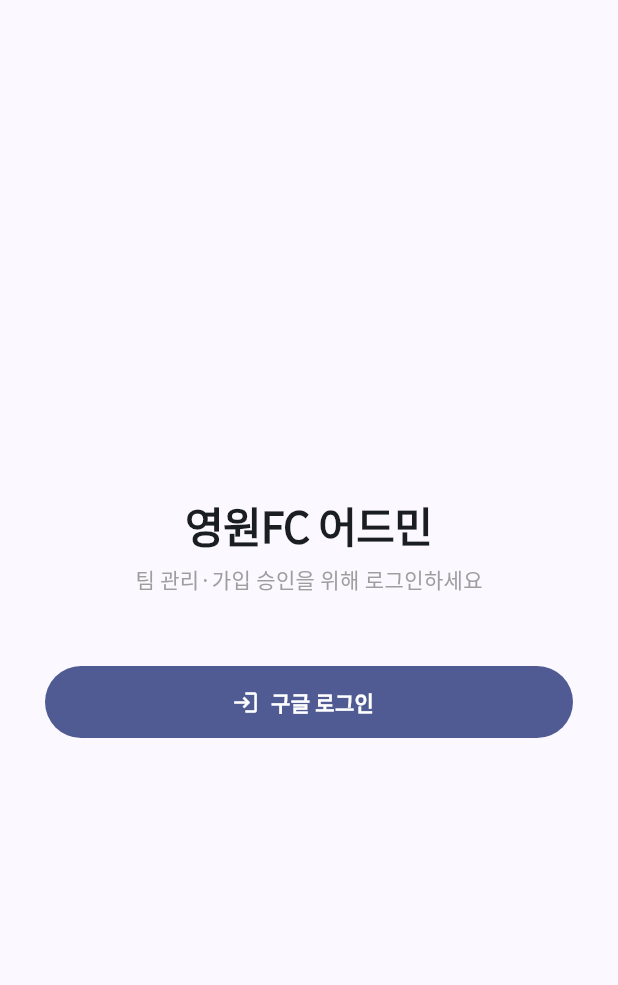
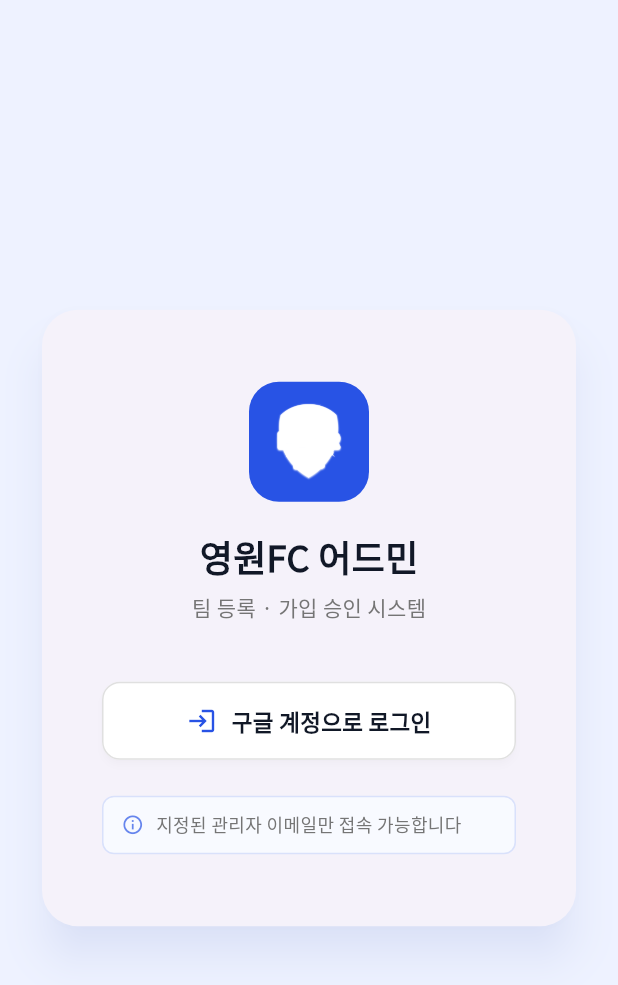
Before and after one commit to Indexnlog/dgrr, a Flutter app: the AdminLoginPage screen opened directly, on a phone screen of 412 x 824 dp. Shown: the top 985 px of the screen. Run offline on Flutter 3.47's test engine with Material 3 defaults, Android fonts, the phone set to English and light mode, and no system bars; our stand-ins replace cached_network_image, cloud_firestore, cloud_functions, connectivity_plus, firebase_auth, firebase_core and 10 more; missing offline and left inert: dart:html; accounts and stored records are empty.

Commit message:
fix: 구글 로그인 버튼 미응답 수정 및 어드민 로그인 UI 개선
- google_auth_data_source: attemptLightweightAuthentication() null 반환 시
  authenticate() 호출하지 않던 버그 수정 (캐시 없는 첫 로그인 시 팝업 안 뜨던 문제)
  authenticate()는 non-nullable 반환이므로 이후 null 체크 제거 (lint)
- admin_login_page: 로그인 페이지 UI 전면 개선
  (앱 로고·카드 레이아웃·에러 표시·안내 메시지 추가)

Co-Authored-By: Claude Sonnet 4.6 <noreply@anthropic.com>

```diff
--- a/lib/admin/presentation/pages/admin_login_page.dart
+++ b/lib/admin/presentation/pages/admin_login_page.dart
@@ -35,17 +35,17 @@ class _AdminLoginPageState extends ConsumerState<AdminLoginPage> {
           !adminAllowedEmails.any((e) => e == user!.email)) {
         await FirebaseAuth.instance.signOut();
         if (mounted) {
-          setState(() => _error = '접근 권한이 없습니다. 허용된 관리자만 로그인할 수 있습니다.');
+          setState(() => _error = '접근 권한이 없습니다.\n허용된 관리자 이메일로만 로그인할 수 있습니다.');
         }
         return;
       }
 
       if (mounted) context.go('/admin');
     } on AuthCanceledException {
-      // 사용자 취소
+      // 사용자 취소 — 무시
     } catch (e) {
       if (mounted) {
-        setState(() => _error = e.toString());
+        setState(() => _error = '로그인 실패: ${e.toString().split(':').last.trim()}');
       }
     } finally {
       if (mounted) setState(() => _isLoading = false);
@@ -55,54 +55,164 @@ class _AdminLoginPageState extends ConsumerState<AdminLoginPage> {
   @override
   Widget build(BuildContext context) {
     return Scaffold(
+      backgroundColor: const Color(0xFFEEF2FF),
       body: Center(
+        child: SingleChildScrollView(
+          padding: const EdgeInsets.all(24),
           child: ConstrainedBox(
-          constraints: const BoxConstraints(maxWidth: 400),
+            constraints: const BoxConstraints(maxWidth: 420),
+            child: Card(
+              elevation: 12,
+              shadowColor: const Color(0xFF2853E5).withValues(alpha: 0.15),
+              shape: RoundedRectangleBorder(
+                borderRadius: BorderRadius.circular(24),
+              ),
               child: Padding(
-            padding: const EdgeInsets.all(24),
+                padding: const EdgeInsets.symmetric(horizontal: 40, vertical: 48),
                 child: Column(
                   mainAxisSize: MainAxisSize.min,
                   children: [
-                Text(
-                  '영원FC 어드민',
-                  style: Theme.of(context).textTheme.headlineMedium?.copyWith(
-                        fontWeight: FontWeight.bold,
+                    // 로고
+                    Container(
+                      width: 80,
+                      height: 80,
+                      decoration: BoxDecoration(
+                        color: const Color(0xFF2853E5),
+                        borderRadius: BorderRadius.circular(20),
+                      ),
+                      padding: const EdgeInsets.all(14),
+                      child: Image.asset(
+                        'assets/images/logo_shield.png',
+                        color: Colors.white,
+                        errorBuilder: (_, __, ___) => const Icon(
+                          Icons.shield,
+                          color: Colors.white,
+                          size: 40,
                         ),
                       ),
-                const SizedBox(height: 8),
-                Text(
-                  '팀 관리·가입 승인을 위해 로그인하세요',
-                  style: Theme.of(context).textTheme.bodyMedium?.copyWith(
-                        color: Colors.grey,
+                    ),
+                    const SizedBox(height: 20),
+
+                    // 타이틀
+                    const Text(
+                      '영원FC 어드민',
+                      style: TextStyle(
+                        fontSize: 24,
+                        fontWeight: FontWeight.w800,
+                        color: Color(0xFF111827),
                       ),
                     ),
-                const SizedBox(height: 48),
+                    const SizedBox(height: 6),
+                    Text(
+                      '팀 등록 · 가입 승인 시스템',
+                      style: TextStyle(
+                        fontSize: 14,
+                        color: Colors.grey.shade600,
+                        fontWeight: FontWeight.w500,
+                      ),
+                    ),
+                    const SizedBox(height: 40),
+
+                    // 에러 메시지
                     if (_error != null) ...[
                       Container(
-                    padding: const EdgeInsets.all(12),
+                        width: double.infinity,
+                        padding: const EdgeInsets.all(14),
                         decoration: BoxDecoration(
                           color: Colors.red.shade50,
-                      borderRadius: BorderRadius.circular(8),
+                          borderRadius: BorderRadius.circular(10),
+                          border: Border.all(color: Colors.red.shade200),
                         ),
+                        child: Row(
+                          crossAxisAlignment: CrossAxisAlignment.start,
+                          children: [
+                            Icon(Icons.error_outline,
+                                color: Colors.red.shade700, size: 18),
+                            const SizedBox(width: 8),
+                            Expanded(
                               child: Text(
                                 _error!,
-                      style: TextStyle(color: Colors.red.shade800, fontSize: 13),
+                                style: TextStyle(
+                                    color: Colors.red.shade800, fontSize: 13),
                               ),
                             ),
-                  const SizedBox(height: 24),
                           ],
-                FilledButton.icon(
+                        ),
+                      ),
+                      const SizedBox(height: 20),
+                    ],
+
+                    // 구글 로그인 버튼
+                    SizedBox(
+                      width: double.infinity,
+                      height: 52,
+                      child: ElevatedButton(
                         onPressed: _isLoading ? null : _signInWithGoogle,
-                  icon: _isLoading
+                        style: ElevatedButton.styleFrom(
+                          backgroundColor: Colors.white,
+                          foregroundColor: const Color(0xFF111827),
+                          elevation: 2,
+                          shadowColor: Colors.black.withValues(alpha: 0.1),
+                          side: BorderSide(color: Colors.grey.shade300),
+                          shape: RoundedRectangleBorder(
+                            borderRadius: BorderRadius.circular(12),
+                          ),
+                        ),
+                        child: _isLoading
                             ? const SizedBox(
                                 width: 20,
                                 height: 20,
-                          child: CircularProgressIndicator(strokeWidth: 2),
+                                child: CircularProgressIndicator(
+                                  strokeWidth: 2,
+                                  color: Color(0xFF2853E5),
+                                ),
                               )
-                      : const Icon(Icons.login),
-                  label: Text(_isLoading ? '로그인 중...' : '구글 로그인'),
-                  style: FilledButton.styleFrom(
-                    minimumSize: const Size.fromHeight(48),
+                            : const Row(
+                                mainAxisAlignment: MainAxisAlignment.center,
+                                children: [
+                                  Icon(Icons.login,
+                                      size: 20, color: Color(0xFF2853E5)),
+                                  SizedBox(width: 10),
+                                  Text(
+                                    '구글 계정으로 로그인',
+                                    style: TextStyle(
+                                      fontSize: 15,
+                                      fontWeight: FontWeight.w600,
+                                    ),
+                                  ),
+                                ],
+                              ),
+                      ),
+                    ),
+
+                    const SizedBox(height: 24),
+
+                    // 안내 텍스트
+                    Container(
+                      padding: const EdgeInsets.symmetric(
+                          horizontal: 12, vertical: 10),
+                      decoration: BoxDecoration(
+                        color: const Color(0xFFF8FAFF),
+                        borderRadius: BorderRadius.circular(8),
+                        border: Border.all(
+                            color: const Color(0xFF2853E5).withValues(alpha: 0.15)),
+                      ),
+                      child: Row(
+                        children: [
+                          Icon(Icons.info_outline,
+                              size: 15,
+                              color: const Color(0xFF2853E5).withValues(alpha: 0.7)),
+                          const SizedBox(width: 8),
+                          Expanded(
+                            child: Text(
+                              '지정된 관리자 이메일만 접속 가능합니다',
+                              style: TextStyle(
+                                fontSize: 12,
+                                color: Colors.grey.shade600,
+                              ),
+                            ),
+                          ),
+                        ],
                       ),
                     ),
                   ],
@@ -110,6 +220,8 @@ class _AdminLoginPageState extends ConsumerState<AdminLoginPage> {
               ),
             ),
           ),
+        ),
+      ),
     );
   }
 }
--- a/lib/features/auth/data/datasources/google_auth_data_source.dart
+++ b/lib/features/auth/data/datasources/google_auth_data_source.dart
@@ -34,21 +34,22 @@ class GoogleAuthDataSource {
       await _ensureInitialized();
       print('[GoogleAuth] 1. 초기화 완료');
 
+      // 1) 조용한 재로그인 시도 (캐시된 세션)
       GoogleSignInAccount? googleUser;
       try {
         print('[GoogleAuth] 2. Silent sign-in 시도...');
         googleUser = await googleSignIn.attemptLightweightAuthentication();
-        print('[GoogleAuth] 2. Silent sign-in 성공');
+        print('[GoogleAuth] 2. Silent sign-in 결과: ${googleUser != null ? "성공" : "null(캐시 없음)"}');
       } catch (e) {
-        print('[GoogleAuth] 2. Silent sign-in 실패: $e');
+        print('[GoogleAuth] 2. Silent sign-in 예외: $e');
+      }
+
+      // 2) 조용한 재로그인 실패(null 포함) → 사용자에게 Google 팝업 표시
+      // authenticate()는 취소 시 null 대신 예외를 던짐 (non-nullable 반환)
+      if (googleUser == null) {
         print('[GoogleAuth] 3. 사용자 인증 UI 표시...');
         googleUser = await googleSignIn.authenticate();
         print('[GoogleAuth] 3. 사용자 인증 완료');
-      }
-
-      if (googleUser == null) {
-        print('[GoogleAuth] 사용자가 취소함');
-        throw const AuthCanceledException();
       }
 
       print('[GoogleAuth] 4. 인증 정보 가져오기...');
```
Lines whose indentation alone changed are shown as unchanged.
